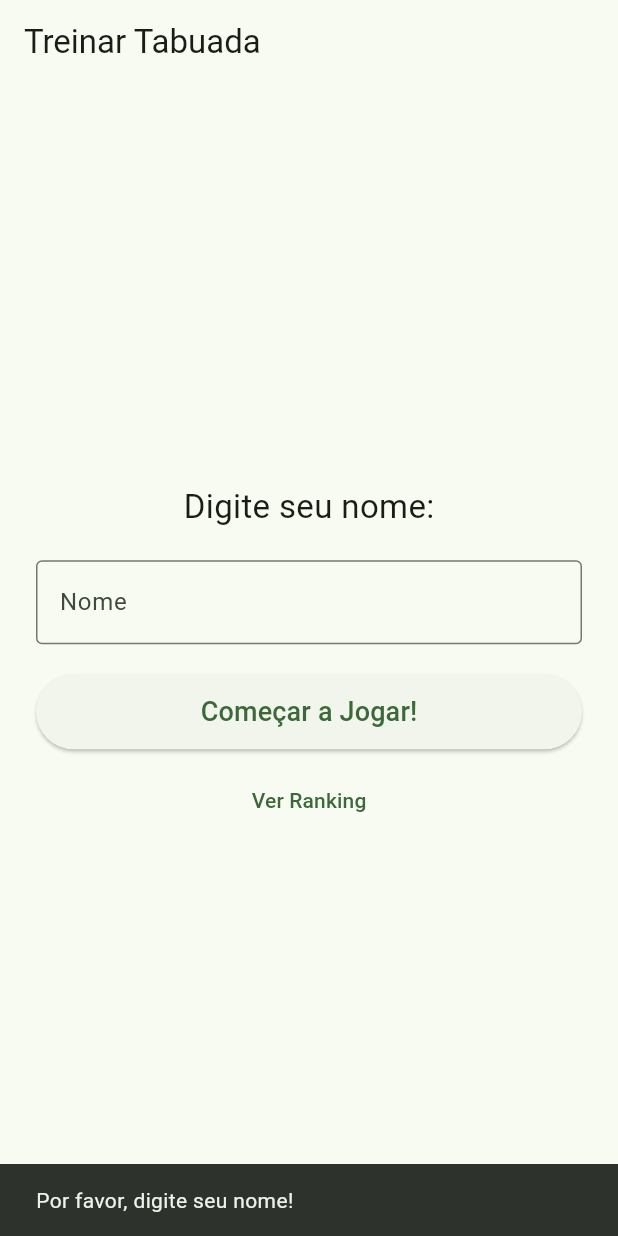
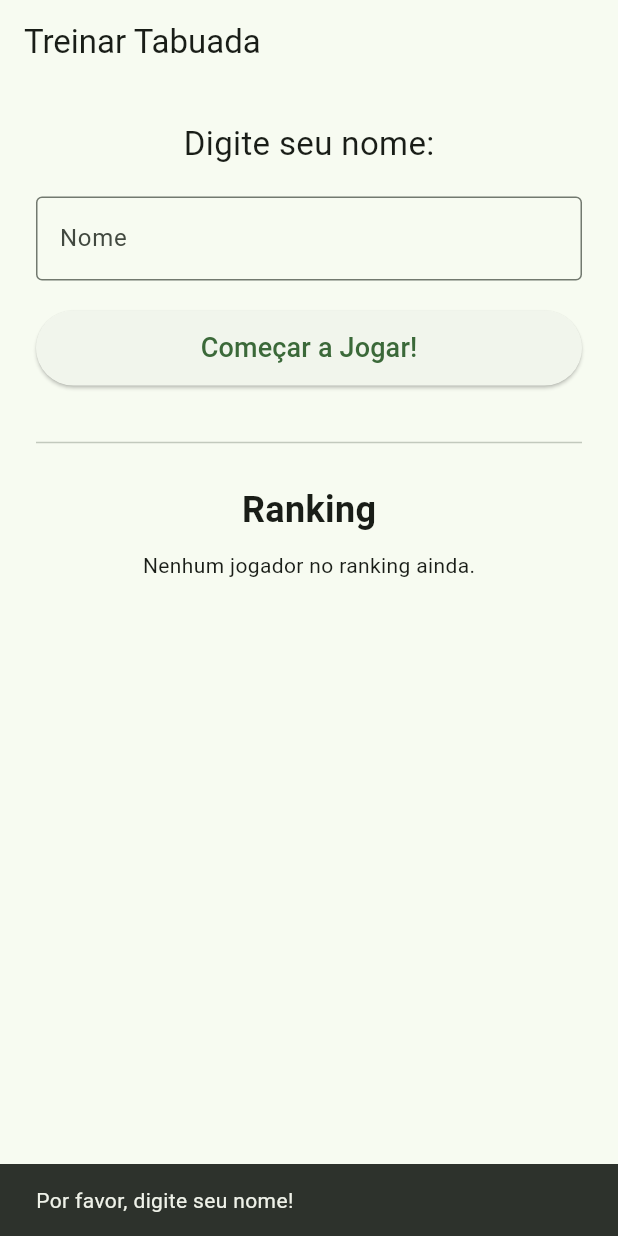
Before and after one commit to aliek57/mobile2Prova2, a Flutter app: the screen it shows after launch, after a tap on "Começar a Jogar!", on a phone screen of 412 x 824 dp. Run offline on Flutter 3.47's test engine with Material 3 defaults, Android fonts, the phone set to English and light mode, and no system bars; our stand-ins replace shared_preferences.

Commit message:
refactor: delete ranking page

```diff
--- a/ex1/lib/TelaLogin.dart
+++ b/ex1/lib/TelaLogin.dart
@@ -2,7 +2,7 @@ import 'package:flutter/material.dart';
 import 'package:shared_preferences/shared_preferences.dart';
 import 'dart:convert';
 import 'TelaJogo.dart';
-import 'TelaRanking.dart';
+import 'Jogador.dart';
 
 class TelaLogin extends StatefulWidget {
   @override
@@ -11,6 +11,40 @@ class TelaLogin extends StatefulWidget {
 
 class _TelaLoginState extends State<TelaLogin> {
   final _nomeController = TextEditingController();
+
+  List<Jogador> _ranking = [];
+  bool _carregando = true;
+
+  @override
+  void initState() {
+    super.initState();
+    _carregarRanking();
+  }
+
+  Future<void> _carregarRanking() async {
+    final prefs = await SharedPreferences.getInstance();
+    final chaves = prefs.getKeys();
+    final List<Jogador> listaJogadores = [];
+
+    for (String chave in chaves) {
+      final placarString = prefs.getString(chave);
+      if (placarString != null) {
+        final placar = Map<String, int>.from(json.decode(placarString));
+        listaJogadores.add(Jogador(
+          chave,
+          placar['acertos'] ?? 0,
+          placar['erros'] ?? 0,
+        ));
+      }
+    }
+
+    listaJogadores.sort((a, b) => b.pontuacao.compareTo(a.pontuacao));
+
+    setState(() {
+      _ranking = listaJogadores;
+      _carregando = false;
+    });
+  }
 
   Future<Map<String, int>> _carregarPlacar(String nomeJogador) async {
     final prefs = await SharedPreferences.getInstance();
@@ -35,7 +69,7 @@ class _TelaLoginState extends State<TelaLogin> {
 
     final placar = await _carregarPlacar(nomeJogador);
 
-    Navigator.push(
+    await Navigator.push(
       context,
       MaterialPageRoute(
         builder: (context) => TelaJogo(
@@ -44,13 +78,8 @@ class _TelaLoginState extends State<TelaLogin> {
         ),
       ),
     );
-  }
 
-  void _mostrarRanking() {
-    Navigator.push(
-      context,
-      MaterialPageRoute(builder: (context) => const TelaRanking()),
-    );
+    _carregarRanking();
   }
 
   @override
@@ -59,7 +88,7 @@ class _TelaLoginState extends State<TelaLogin> {
       appBar: AppBar(
         title: const Text('Treinar Tabuada'),
       ),
-      body: Center(
+      body: SingleChildScrollView(
         child: Padding(
           padding: const EdgeInsets.all(24.0),
           child: Column(
@@ -84,11 +113,30 @@ class _TelaLoginState extends State<TelaLogin> {
                   child: const Text('Começar a Jogar!', style: TextStyle(fontSize: 18)),
                 ),
               ),
+              const SizedBox(height: 30),
+              const Divider(),
+              const SizedBox(height: 20),
+              const Text('Ranking', style: TextStyle(fontSize: 24, fontWeight: FontWeight.bold)),
               const SizedBox(height: 10),
-              TextButton(
-                onPressed: _mostrarRanking,
-                child: const Text('Ver Ranking'),
-              )
+
+              _carregando
+                  ? const Center(child: CircularProgressIndicator())
+                  : _ranking.isEmpty
+                  ? const Center(child: Text('Nenhum jogador no ranking ainda.'))
+                  : ListView.builder(
+                shrinkWrap: true,
+                physics: const NeverScrollableScrollPhysics(),
+                itemCount: _ranking.length,
+                itemBuilder: (context, index) {
+                  final jogador = _ranking[index];
+                  return ListTile(
+                    leading: CircleAvatar(child: Text('${index + 1}')),
+                    title: Text(jogador.nome, style: const TextStyle(fontWeight: FontWeight.bold)),
+                    subtitle: Text('${jogador.acertos} acertos, ${jogador.erros} erros'),
+                    trailing: Text('${jogador.pontuacao} pts', style: const TextStyle(fontSize: 16, fontWeight: FontWeight.bold)),
+                  );
+                },
+              ),
             ],
           ),
         ),
```
Also changed, not shown: ex1/lib/TelaRanking.dart (deleted, +0 -81 lines).
